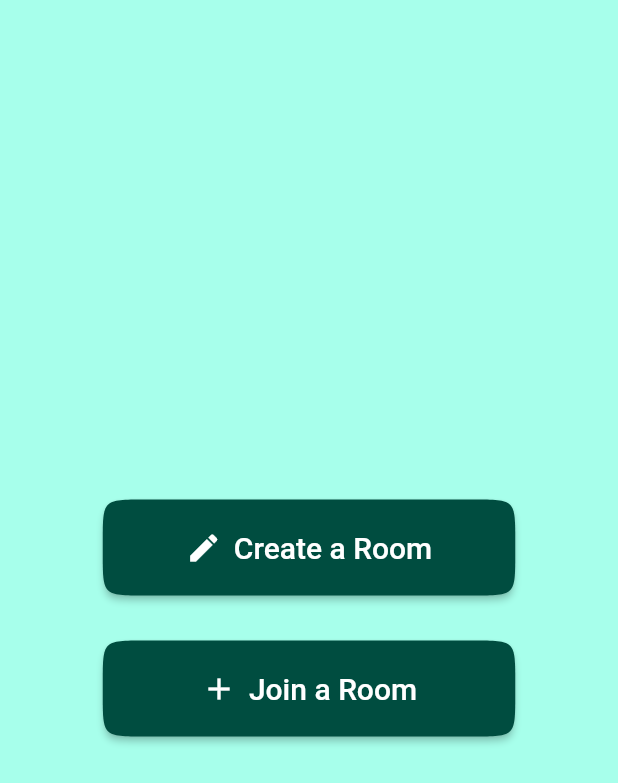
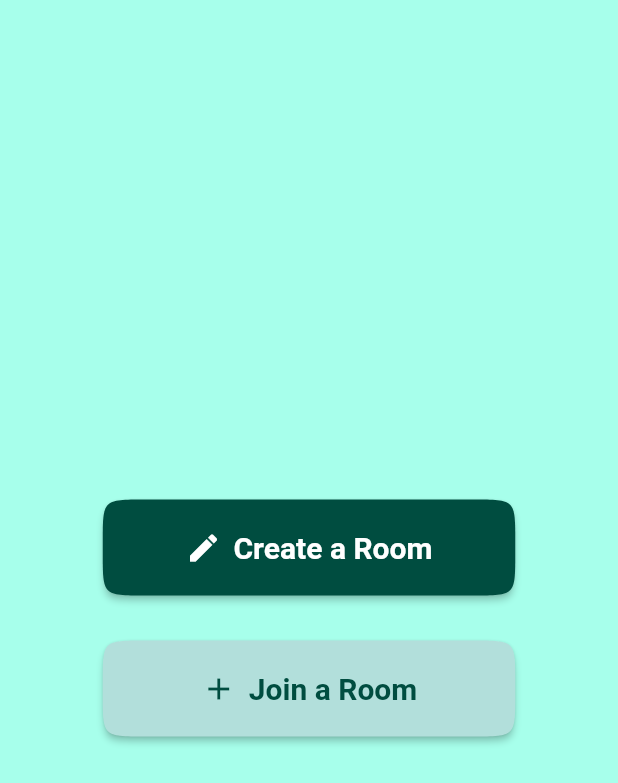
Before and after one commit to paxcodes/dicery_app, a Flutter app: the screen it shows after launch, after a tap on "Join a Room", on a phone screen of 412 x 824 dp. Shown: the top 783 px of the screen. Run offline on Flutter 3.47's test engine with Material 2 defaults, Android fonts, the phone set to English and light mode, and no system bars.

Commit message:
:lipstick: Style secondary buttons

```diff
--- a/lib/components/button.dart
+++ b/lib/components/button.dart
@@ -4,28 +4,31 @@ class DiceryIconButton extends StatelessWidget {
   final String label;
   final Function onPressed;
   final IconData iconData;
+  final bool isPrimary;
 
-  DiceryIconButton({this.label, this.onPressed, this.iconData});
+  DiceryIconButton(
+      {this.isPrimary = true, this.label, this.onPressed, this.iconData});
 
   @override
   Widget build(BuildContext context) {
     return SizedBox(
       width: 275,
       child: RaisedButton.icon(
-        color: Colors.teal.shade900,
+        color: isPrimary ? Colors.teal.shade900 : Colors.teal.shade100,
         onPressed: onPressed,
         shape:
             ContinuousRectangleBorder(borderRadius: BorderRadius.circular(28)),
         padding: EdgeInsets.symmetric(vertical: 20, horizontal: 40),
         icon: Icon(
           iconData,
-          color: Colors.white,
+          color: isPrimary ? Colors.white : Colors.teal.shade900,
         ),
         label: Text(
           label,
           style: TextStyle(
+            fontWeight: FontWeight.bold,
             fontSize: 20,
-            color: Colors.white,
+            color: isPrimary ? Colors.white : Colors.teal.shade900,
           ),
         ),
       ),
--- a/lib/screens/home.dart
+++ b/lib/screens/home.dart
@@ -18,7 +18,10 @@ class HomeScreen extends StatelessWidget {
           ),
           SizedBox(height: 30),
           DiceryIconButton(
-            onPressed: () {},
+            isPrimary: false,
+            onPressed: () {
+              print("Join a room!");
+            },
             iconData: Icons.add,
             label: "Join a Room",
           ),
```
